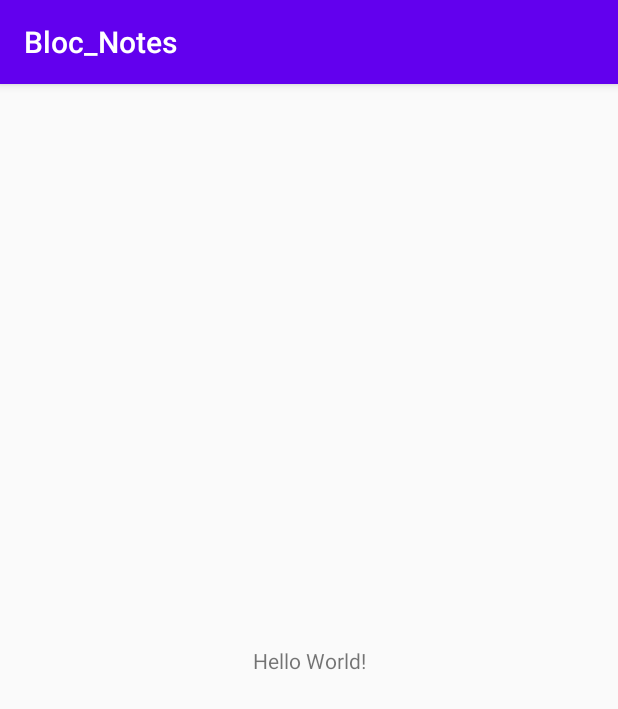
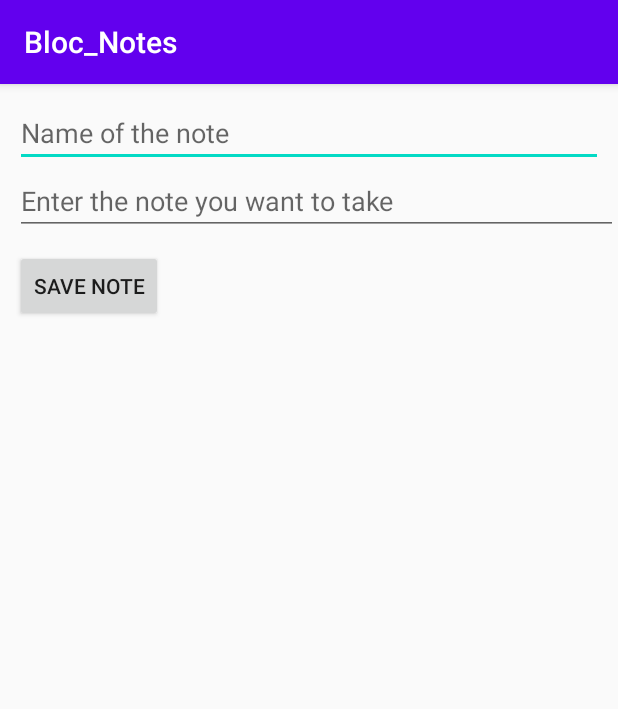
Before and after one commit to CallMeAze/Bloc_Notes, an Android app: the screen it shows after launch (MainActivity), on a phone screen of 412 x 824 dp. Shown: the top 709 px of the screen. Run offline under Robolectric (Android 15) with nearby library versions, the phone set to English and light mode, and no system bars; our stand-ins replace Room's generated code.

Commit message:
Fin du projet \ALEXIS/

```diff
--- a/app/src/main/java/com/example/bloc_notes/MainActivity.kt
+++ b/app/src/main/java/com/example/bloc_notes/MainActivity.kt
@@ -2,11 +2,62 @@ package com.example.bloc_notes
 
 import androidx.appcompat.app.AppCompatActivity
 import android.os.Bundle
+import androidx.lifecycle.Observer
+import androidx.lifecycle.ViewModelProviders
+import androidx.recyclerview.widget.DividerItemDecoration
+import androidx.recyclerview.widget.LinearLayoutManager
+import androidx.recyclerview.widget.StaggeredGridLayoutManager
+import com.example.bloc_notes.Adapter.RecyclerViewAdapter
+import com.example.bloc_notes.Room.Entity
+import com.example.bloc_notes.ViewModel.MainActivityViewModel
+import kotlinx.android.synthetic.main.activity_main.*
 
-class MainActivity : AppCompatActivity() {
+class MainActivity : AppCompatActivity(), RecyclerViewAdapter.RowClickListener {
 
+    lateinit var recyclerViewAdapter: RecyclerViewAdapter
+    lateinit var viewModel: MainActivityViewModel
     override fun onCreate(savedInstanceState: Bundle?) {
         super.onCreate(savedInstanceState)
         setContentView(R.layout.activity_main)
+
+        recyclerView.apply {
+            layoutManager = LinearLayoutManager(this@MainActivity)
+            recyclerViewAdapter = RecyclerViewAdapter(this@MainActivity)
+            adapter = recyclerViewAdapter
+            val divider = DividerItemDecoration(applicationContext, StaggeredGridLayoutManager.VERTICAL)
+            addItemDecoration(divider)
+        }
+        viewModel = ViewModelProviders.of(this).get(MainActivityViewModel::class.java)
+        viewModel.getAllNotesObservers().observe(this, Observer {
+            recyclerViewAdapter.setListData(ArrayList(it))
+            recyclerViewAdapter.notifyDataSetChanged()
+        })
+        saveButton.setOnClickListener {
+            val name = nameInput.text.toString()
+            val note = noteInput.text.toString()
+
+            if (saveButton.text.equals("Save note")) {
+                val user = Entity(0, name, note)
+                viewModel.insertUserInfo(user)
+            }else{
+                val user = Entity(nameInput.getTag(nameInput.id).toString().toInt(), name, note)
+                viewModel.updateUserInfo(user)
+                saveButton.setText("Save note")
+            }
+            nameInput.setText("")
+            noteInput.setText("")
+
+        }
+    }
+
+    override fun onDeleteUserClickListener(user: Entity) {
+        viewModel.deleteUserInfo(user)
+    }
+
+    override fun onItemClickListener(user: Entity) {
+        nameInput.setText(user.name)
+        noteInput.setText(user.note)
+        nameInput.setTag(nameInput.id, user.id)
+        saveButton.setText("Update")
     }
 }
--- /dev/null
+++ b/app/src/main/java/com/example/bloc_notes/Room/Dao.kt
@@ -0,0 +1,19 @@
+package com.example.bloc_notes.Room
+
+import androidx.room.*
+import androidx.room.Dao
+
+@Dao
+interface Dao {
+    @Query("SELECT * FROM userinfo ORDER BY id DESC")
+    fun getAllUserInfo(): List<Entity>?
+
+    @Insert
+    fun insertNote(user: Entity?)
+
+    @Delete
+    fun deleteNote(user: Entity?)
+
+    @Update
+    fun updateNote(user: Entity?)
+}
--- /dev/null
+++ b/app/src/main/java/com/example/bloc_notes/Room/RoomDb.kt
@@ -0,0 +1,25 @@
+package com.example.bloc_notes.Room
+
+import android.content.Context
+import androidx.room.Database
+import androidx.room.Room
+import androidx.room.RoomDatabase
+
+@Database(entities = [Entity::class], version = 1)
+abstract class RoomDb: RoomDatabase(){
+
+
+    abstract fun theDao(): Dao?
+    companion object{
+        private var INSTANCE: RoomDb?=null
+        fun getAppDatabase(context: Context): RoomDb?{
+            if (INSTANCE == null){
+                INSTANCE=
+                    Room.databaseBuilder<RoomDb>(context.applicationContext, RoomDb::class.java, "AppDB")
+                        .allowMainThreadQueries()
+                        .build()
+            }
+            return INSTANCE
+        }
+    }
+}
--- /dev/null
+++ b/app/src/main/java/com/example/bloc_notes/ViewModel/MainActivityViewModel.kt
@@ -0,0 +1,45 @@
+package com.example.bloc_notes.ViewModel
+
+import android.app.Application
+import androidx.lifecycle.AndroidViewModel
+import androidx.lifecycle.MutableLiveData
+import com.example.bloc_notes.Room.Entity
+import com.example.bloc_notes.Room.RoomDb
+
+class MainActivityViewModel(app: Application): AndroidViewModel(app) {
+
+    lateinit var allNotes: MutableLiveData<List<Entity>>
+
+    init {
+        allNotes = MutableLiveData()
+        getAllNotes()
+    }
+
+    fun  getAllNotesObservers(): MutableLiveData<List<Entity>> {
+        return allNotes
+    }
+
+    fun getAllNotes(){
+        val userDao = RoomDb.getAppDatabase(getApplication())?.theDao()
+        val list = userDao?.getAllUserInfo()
+        allNotes.postValue(list)
+    }
+
+    fun insertUserInfo(entity: Entity){
+        val userDao = RoomDb.getAppDatabase(getApplication())?.theDao()
+        userDao?.insertNote(entity)
+        getAllNotes()
+    }
+
+    fun updateUserInfo(entity: Entity){
+        val userDao = RoomDb.getAppDatabase(getApplication())?.theDao()
+        userDao?.updateNote(entity)
+        getAllNotes()
+    }
+
+    fun deleteUserInfo(entity: Entity){
+        val userDao = RoomDb.getAppDatabase(getApplication())?.theDao()
+        userDao?.deleteNote(entity)
+        getAllNotes()
+    }
+}
--- a/app/src/main/res/layout/activity_main.xml
+++ b/app/src/main/res/layout/activity_main.xml
@@ -1,18 +1,45 @@
 <?xml version="1.0" encoding="utf-8"?>
-<androidx.constraintlayout.widget.ConstraintLayout xmlns:android="http://schemas.android.com/apk/res/android"
+<androidx.constraintlayout.widget.ConstraintLayout
+    xmlns:android="http://schemas.android.com/apk/res/android"
     xmlns:app="http://schemas.android.com/apk/res-auto"
     xmlns:tools="http://schemas.android.com/tools"
     android:layout_width="match_parent"
     android:layout_height="match_parent"
     tools:context=".MainActivity">
 
-    <TextView
+    <EditText
+        android:id="@+id/nameInput"
+        android:layout_width="match_parent"
+        android:layout_height="wrap_content"
+        android:hint="Name of the note"
+        app:layout_constraintStart_toStartOf="parent"
+        app:layout_constraintTop_toTopOf="parent"
+        android:layout_margin="10dp"/>
+
+    <EditText
+        android:id="@+id/noteInput"
+        android:layout_width="match_parent"
+        android:layout_height="wrap_content"
+        android:hint="Enter the note you want to take"
+        app:layout_constraintStart_toStartOf="parent"
+        app:layout_constraintTop_toBottomOf="@id/nameInput"
+        android:layout_marginStart="10dp"/>
+
+    <Button
+        android:id="@+id/saveButton"
         android:layout_width="wrap_content"
         android:layout_height="wrap_content"
-        android:text="Hello World!"
-        app:layout_constraintBottom_toBottomOf="parent"
-        app:layout_constraintLeft_toLeftOf="parent"
-        app:layout_constraintRight_toRightOf="parent"
-        app:layout_constraintTop_toTopOf="parent" />
+        android:text="Save note"
+        android:layout_margin="10dp"
+        app:layout_constraintStart_toStartOf="parent"
+        app:layout_constraintTop_toBottomOf="@+id/noteInput"/>
+
+    <androidx.recyclerview.widget.RecyclerView
+        android:id="@+id/recyclerView"
+        android:layout_width="match_parent"
+        android:layout_height="wrap_content"
+        app:layout_constraintStart_toStartOf="parent"
+        app:layout_constraintTop_toBottomOf="@+id/saveButton"/>
+
 
 </androidx.constraintlayout.widget.ConstraintLayout>
```
Also changed, not shown: app/src/main/java/com/example/bloc_notes/Adapter/RecyclerViewAdapter.kt (added, +55 -0 lines), app/src/main/java/com/example/bloc_notes/Room/Entity.kt (added, +13 -0 lines), app/src/main/res/layout/recyclerview_row.xml (added, +38 -0 lines), app/src/main/res/drawable-v24/delete.png (added).
